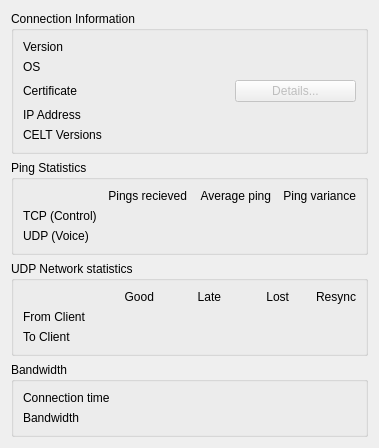
Above: src/mumble/UserInformation.ui from mumble-voip/mumble before the change. Below: the same form after it.
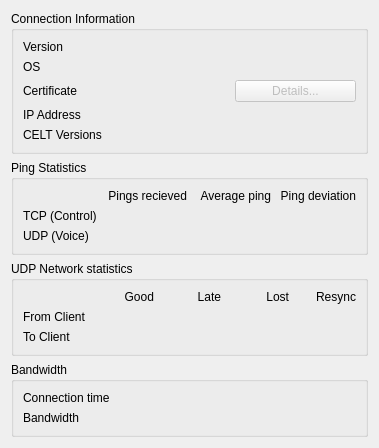
That is the form after the change.

Commit message: Increase userinfo update frequency and show stddev instead of variance

Diff of the .ui file:
```diff
--- a/src/mumble/UserInformation.ui
+++ b/src/mumble/UserInformation.ui
@@ -198,7 +198,7 @@
       <item row="0" column="3">
        <widget class="QLabel" name="qliPingVar">
         <property name="text">
-         <string>Ping variance</string>
+         <string>Ping deviation</string>
         </property>
         <property name="alignment">
          <set>Qt::AlignRight|Qt::AlignTrailing|Qt::AlignVCenter</set>
```
The commit also changes 1 other file.
